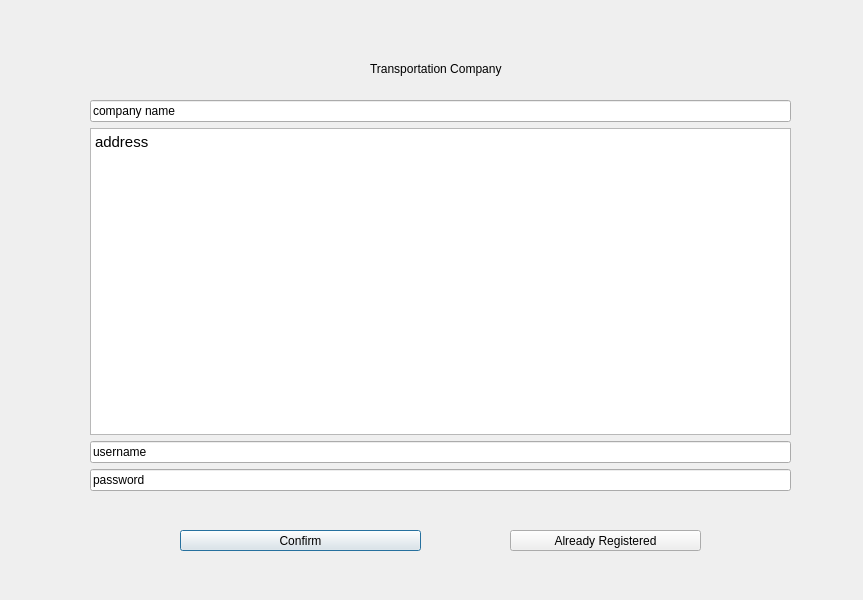
Qt form QTSDI/forms/transportregdialog.ui (JaredFA363/Cargo-E-MarketPlace) before a commit.
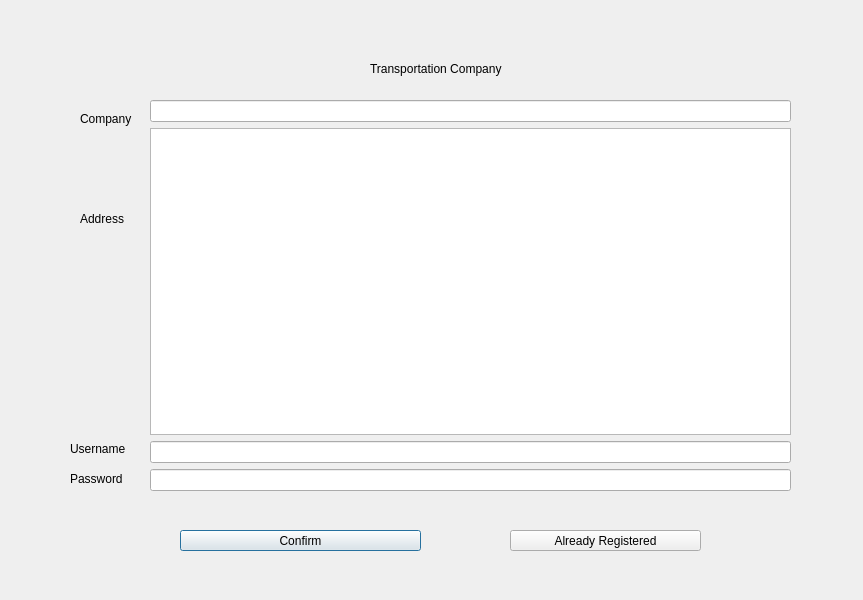
The same form after that commit.

Commit message: IMplemented the transport company registration

Patch:
```diff
--- a/QTSDI/forms/transportregdialog.ui
+++ b/QTSDI/forms/transportregdialog.ui
@@ -29,9 +29,9 @@
   <widget class="QWidget" name="verticalLayoutWidget">
    <property name="geometry">
     <rect>
-     <x>90</x>
+     <x>150</x>
      <y>100</y>
-     <width>701</width>
+     <width>641</width>
      <height>391</height>
     </rect>
    </property>
@@ -39,10 +39,10 @@
     <item>
      <widget class="QLineEdit" name="company_name">
       <property name="inputMask">
-       <string>company name</string>
+       <string/>
       </property>
       <property name="text">
-       <string>company name</string>
+       <string/>
       </property>
      </widget>
     </item>
@@ -53,21 +53,21 @@
 &lt;html&gt;&lt;head&gt;&lt;meta name=&quot;qrichtext&quot; content=&quot;1&quot; /&gt;&lt;style type=&quot;text/css&quot;&gt;
 p, li { white-space: pre-wrap; }
 &lt;/style&gt;&lt;/head&gt;&lt;body style=&quot; font-family:'Ubuntu'; font-size:11pt; font-weight:400; font-style:normal;&quot;&gt;
-&lt;p style=&quot; margin-top:0px; margin-bottom:0px; margin-left:0px; margin-right:0px; -qt-block-indent:0; text-indent:0px;&quot;&gt;address&lt;/p&gt;&lt;/body&gt;&lt;/html&gt;</string>
+&lt;p style=&quot;-qt-paragraph-type:empty; margin-top:0px; margin-bottom:0px; margin-left:0px; margin-right:0px; -qt-block-indent:0; text-indent:0px;&quot;&gt;&lt;br /&gt;&lt;/p&gt;&lt;/body&gt;&lt;/html&gt;</string>
       </property>
      </widget>
     </item>
     <item>
      <widget class="QLineEdit" name="username">
       <property name="text">
-       <string>username</string>
+       <string/>
       </property>
      </widget>
     </item>
     <item>
      <widget class="QLineEdit" name="password">
       <property name="text">
-       <string>password</string>
+       <string/>
       </property>
      </widget>
     </item>
@@ -99,6 +99,58 @@
     <string>Already Registered</string>
    </property>
   </widget>
+  <widget class="QLabel" name="label_2">
+   <property name="geometry">
+    <rect>
+     <x>80</x>
+     <y>110</y>
+     <width>67</width>
+     <height>17</height>
+    </rect>
+   </property>
+   <property name="text">
+    <string>Company</string>
+   </property>
+  </widget>
+  <widget class="QLabel" name="label_3">
+   <property name="geometry">
+    <rect>
+     <x>80</x>
+     <y>210</y>
+     <width>67</width>
+     <height>17</height>
+    </rect>
+   </property>
+   <property name="text">
+    <string>Address</string>
+   </property>
+  </widget>
+  <widget class="QLabel" name="label_4">
+   <property name="geometry">
+    <rect>
+     <x>70</x>
+     <y>440</y>
+     <width>67</width>
+     <height>17</height>
+    </rect>
+   </property>
+   <property name="text">
+    <string>Username</string>
+   </property>
+  </widget>
+  <widget class="QLabel" name="label_5">
+   <property name="geometry">
+    <rect>
+     <x>70</x>
+     <y>470</y>
+     <width>67</width>
+     <height>17</height>
+    </rect>
+   </property>
+   <property name="text">
+    <string>Password</string>
+   </property>
+  </widget>
  </widget>
  <resources/>
  <connections/>
```
The commit also changes 3 other files.
